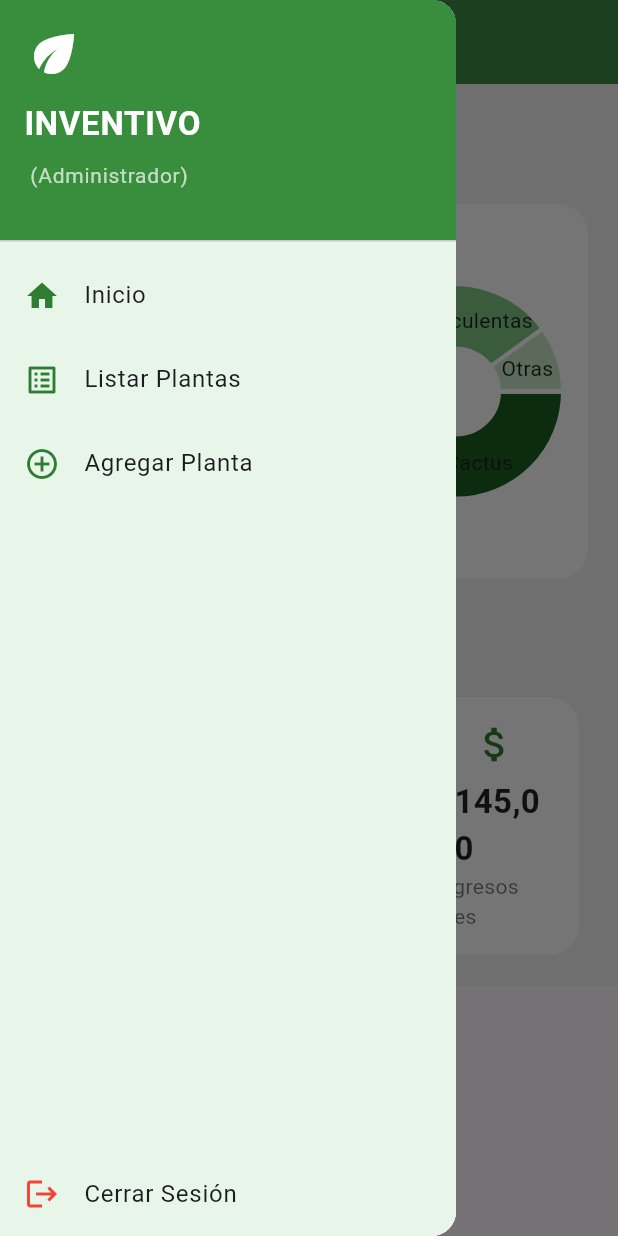
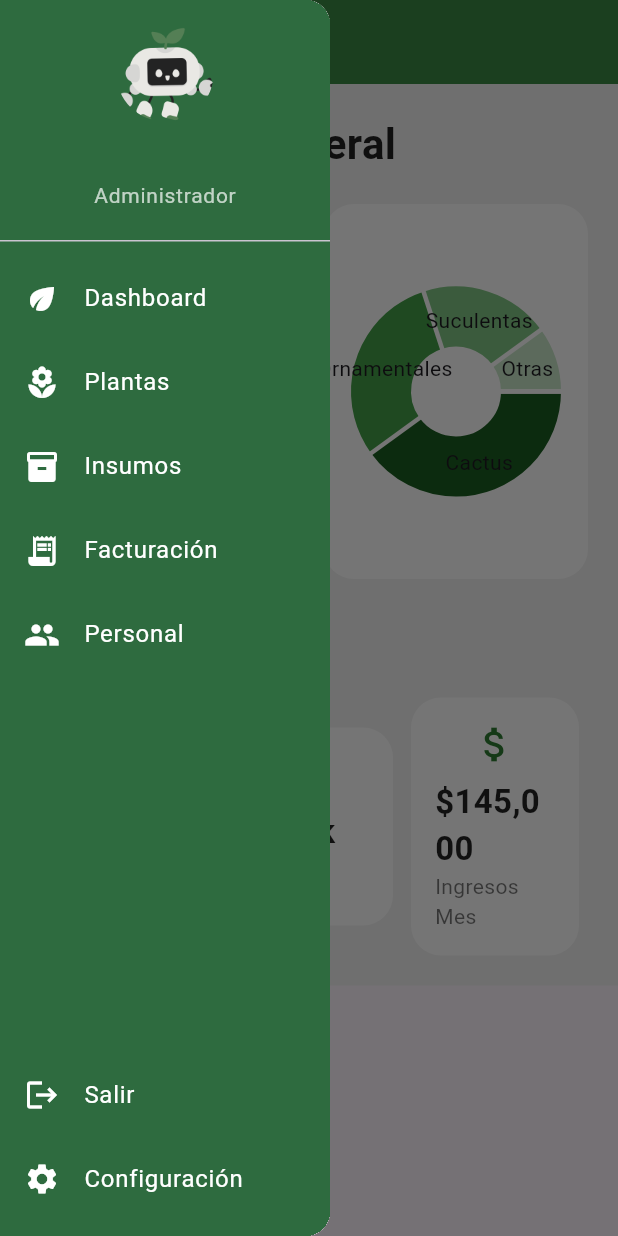
Before and after one commit to natalia482/inventivo_viveros, a Flutter app: the DashboardScreen screen opened directly, with the side drawer open, on a phone screen of 412 x 824 dp. Run offline on Flutter 3.47's test engine with Material 3 defaults, Android fonts, the phone set to English and light mode, and no system bars; drawn by our look-alikes of fl_chart; our stand-ins replace shared_preferences; accounts and stored records are empty.

Commit message:
Ajuste slidebar

```diff
--- a/lib/screens/dashboard.dart
+++ b/lib/screens/dashboard.dart
@@ -222,16 +222,16 @@ class _DashboardScreenState extends State<DashboardScreen> {
           ),
           barGroups: [
             BarChartGroupData(x: 0, barRods: [
-              BarChartRodData(toY: 4, color: Colors.green[400]),
+              BarChartRodData(toY: 4, color: Colors.green[400], width: 25),
             ]),
             BarChartGroupData(x: 1, barRods: [
-              BarChartRodData(toY: 6, color: Colors.green[600]),
+              BarChartRodData(toY: 6, color: Colors.green[600], width: 25),
             ]),
             BarChartGroupData(x: 2, barRods: [
-              BarChartRodData(toY: 8, color: Colors.green[800]),
+              BarChartRodData(toY: 8, color: Colors.green[800], width: 25),
             ]),
             BarChartGroupData(x: 3, barRods: [
-              BarChartRodData(toY: 10, color: Colors.green[900]),
+              BarChartRodData(toY: 10, color: Colors.green[900], width: 25),
             ]),
           ],
         ),
--- a/lib/widgets/sidebar_dashboard.dart
+++ b/lib/widgets/sidebar_dashboard.dart
@@ -17,72 +17,124 @@ class SidebarDashboard extends StatelessWidget {
   @override
   Widget build(BuildContext context) {
     return Drawer(
+      width: 220,
       child: Container(
-        color: Colors.green[50],
+        color: const Color(0xFF2E6B3F), // Verde oscuro tipo el de la imagen
         child: Column(
-          crossAxisAlignment: CrossAxisAlignment.stretch,
+          crossAxisAlignment: CrossAxisAlignment.start,
           children: [
+            // 🧠 Encabezado con logo e info del usuario
             DrawerHeader(
-              decoration: BoxDecoration(color: Colors.green[700]),
+              margin: EdgeInsets.zero,
+              padding: const EdgeInsets.all(16),
               child: Column(
                 crossAxisAlignment: CrossAxisAlignment.start,
                 children: [
-                  const Icon(Icons.eco, color: Colors.white, size: 40),
-                  const SizedBox(height: 10),
-                  Text(
-                    "INVENTIVO",
-                    style: const TextStyle(
-                      color: Colors.white,
-                      fontSize: 22,
-                      fontWeight: FontWeight.bold,
+                  // Imagen del robot
+                  Center(
+                    child: ClipRRect(
+                      borderRadius: BorderRadius.circular(40),
+                      child: Image.asset(
+                        'assets/images/robot.png', // Asegúrate de que esté en assets/images/
+                        width: 65,
+                        height: 65,
+                        fit: BoxFit.cover,
+                      ),
                     ),
                   ),
-                  const SizedBox(height: 8),
-                  Text(
-                    "$userName ($role)",
-                    style: const TextStyle(color: Colors.white70, fontSize: 14),
+                  const SizedBox(height: 12),
+                  Center(
+                    child: Text(
+                      userName,
+                      style: const TextStyle(
+                        color: Colors.white,
+                        fontSize: 18,
+                        fontWeight: FontWeight.bold,
+                      ),
+                    ),
+                  ),
+                  Center(
+                    child: Text(
+                      role,
+                      style: const TextStyle(
+                        color: Colors.white70,
+                        fontSize: 14,
+                      ),
+                    ),
                   ),
                 ],
               ),
             ),
 
-            // 🔹 Opciones de navegación
+            const SizedBox(height: 10),
+
+            // 🌿 Opciones de navegación principales
             _buildMenuItem(
-              icon: Icons.home,
-              text: "Inicio",
+              icon: Icons.eco,
+              text: "Dashboard",
               index: 0,
               onTap: onMenuSelected,
               context: context,
             ),
             _buildMenuItem(
-              icon: Icons.list_alt,
-              text: "Listar Plantas",
+              icon: Icons.local_florist,
+              text: "Plantas",
               index: 1,
               onTap: onMenuSelected,
               context: context,
             ),
             _buildMenuItem(
-              icon: Icons.add_circle_outline,
-              text: "Agregar Planta",
+              icon: Icons.inventory_2,
+              text: "Insumos",
               index: 2,
+              onTap: onMenuSelected,
+              context: context,
+            ),
+            _buildMenuItem(
+              icon: Icons.receipt_long,
+              text: "Facturación",
+              index: 3,
+              onTap: onMenuSelected,
+              context: context,
+            ),
+            _buildMenuItem(
+              icon: Icons.group,
+              text: "Personal",
+              index: 4,
               onTap: onMenuSelected,
               context: context,
             ),
 
             const Spacer(),
 
-            // 🔹 Logout al final
+            // 🔹 Opción de salir
             ListTile(
-              leading: const Icon(Icons.logout, color: Colors.red),
-              title: const Text("Cerrar Sesión"),
+              leading: const Icon(Icons.logout, color: Colors.white),
+              title: const Text(
+                "Salir",
+                style: TextStyle(color: Colors.white, fontSize: 16),
+              ),
               onTap: onLogout,
             ),
+
+            // ⚙️ Opción de configuración (no funcional aún, puedes asignarle índice si deseas)
+            ListTile(
+              leading: const Icon(Icons.settings, color: Colors.white),
+              title: const Text(
+                "Configuración",
+                style: TextStyle(color: Colors.white, fontSize: 16),
+              ),
+              onTap: () {}, // puedes poner otro onMenuSelected si deseas
+            ),
+
+            const SizedBox(height: 10),
           ],
         ),
       ),
     );
   }
 
+  // 🔹 Widget auxiliar para crear cada botón del menú
   Widget _buildMenuItem({
     required IconData icon,
     required String text,
@@ -91,8 +143,14 @@ class SidebarDashboard extends StatelessWidget {
     required BuildContext context,
   }) {
     return ListTile(
-      leading: Icon(icon, color: Colors.green[800]),
-      title: Text(text, style: const TextStyle(fontSize: 16)),
+      leading: Icon(icon, color: Colors.white),
+      title: Text(
+        text,
+        style: const TextStyle(
+          color: Colors.white,
+          fontSize: 16,
+        ),
+      ),
       onTap: () {
         Navigator.pop(context); // Cierra el drawer
         onTap(index);
```
Also changed, not shown: assets/images/robot.png (added).
